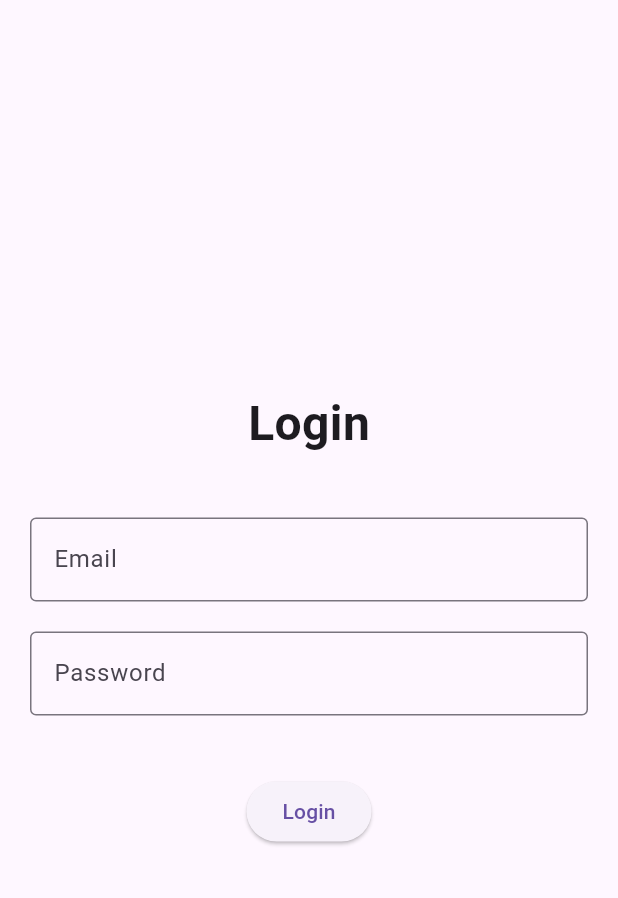
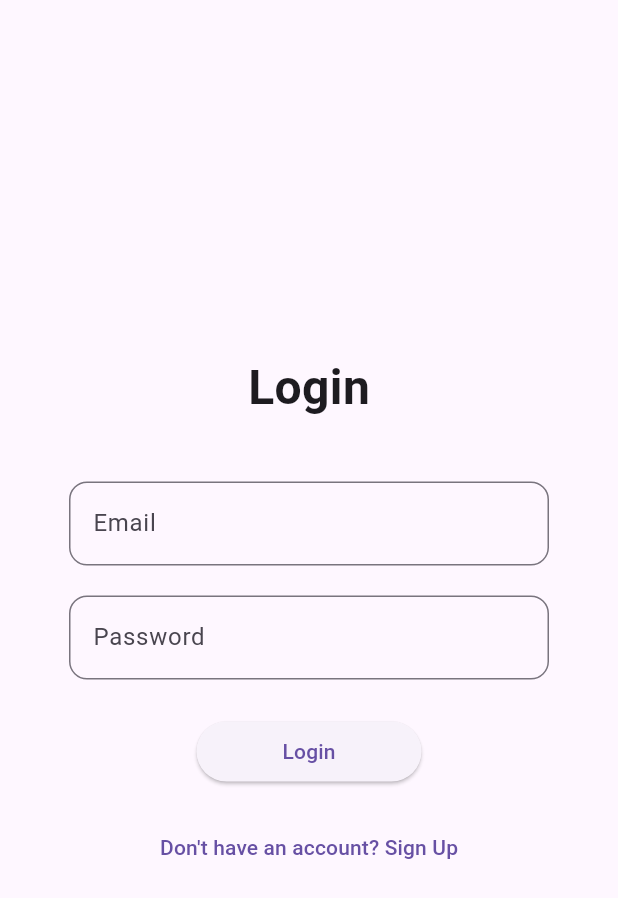
Before and after one commit to daryl-st/alta-mobile, a Flutter app: the screen it shows after launch, on a phone screen of 412 x 824 dp. Shown: the top 898 px of the screen. Run offline on Flutter 3.47's test engine with Material 3 defaults, Android fonts, the phone set to English and light mode, and no system bars.

Commit message:
Initialized Auth System

```diff
--- a/frontend/lib/main.dart
+++ b/frontend/lib/main.dart
@@ -1,5 +1,6 @@
 import 'package:flutter/material.dart';
-import 'pages/login.dart';
+import './presentation/screens/auth/login.dart';
+import './presentation/screens/auth/signup.dart';
 
 void main() {
   runApp(const MyApp());
@@ -12,7 +13,11 @@ class MyApp extends StatelessWidget {
   Widget build(BuildContext context) {
     return MaterialApp(
       debugShowCheckedModeBanner: false,
-      home: LoginPage(),
+      initialRoute: '/login',
+      routes: {
+        '/login': (_) => const Login(),
+        '/signup': (_) => const SignUp(),
+      },
     );
   }
 }
--- a/frontend/lib/pages/login.dart
+++ /dev/null
@@ -1,108 +0,0 @@
-import 'package:flutter/material.dart';
-import '../../service/auth_service.dart';
-
-class LoginPage extends StatefulWidget {
-  const LoginPage({super.key});
-
-  @override
-  State<LoginPage> createState() => _LoginPageState();
-}
-
-class _LoginPageState extends State<LoginPage> {
-  final TextEditingController emailController = TextEditingController();
-  final TextEditingController passwordController = TextEditingController();
-
-  bool isLoading = false;
-  String? errorMessage;
-
-  void handleLogin() async {
-    setState(() {
-      isLoading = true;
-      errorMessage = null;
-    });
-
-    try {
-      final response = await AuthService().login(
-        emailController.text.trim(),
-        passwordController.text.trim(),
-      );
-
-      print("LOGIN SUCCESS: $response");
-
-      // Example: Navigate or show success
-      ScaffoldMessenger.of(context).showSnackBar(
-        SnackBar(content: Text("Logged in successfully")),
-      );
-
-    } catch (e) {
-      setState(() {
-        errorMessage = e.toString();
-      });
-    }
-
-    setState(() {
-      isLoading = false;
-    });
-  }
-
-  @override
-  Widget build(BuildContext context) {
-    return Scaffold(
-      body: Padding(
-        padding: const EdgeInsets.all(20),
-        child: Center(
-          child: SingleChildScrollView(
-            child: Column(
-              mainAxisAlignment: MainAxisAlignment.center,
-              children: [
-                Text(
-                  "Login",
-                  style: TextStyle(fontSize: 32, fontWeight: FontWeight.bold),
-                ),
-                SizedBox(height: 40),
-
-                // Email Input
-                TextField(
-                  controller: emailController,
-                  decoration: InputDecoration(
-                    labelText: "Email",
-                    border: OutlineInputBorder(),
-                  ),
-                ),
-                SizedBox(height: 20),
-
-                // Password Input
-                TextField(
-                  controller: passwordController,
-                  obscureText: true,
-                  decoration: InputDecoration(
-                    labelText: "Password",
-                    border: OutlineInputBorder(),
-                  ),
-                ),
-                SizedBox(height: 20),
-
-                // Error message
-                if (errorMessage != null)
-                  Text(
-                    errorMessage!,
-                    style: TextStyle(color: Colors.red),
-                  ),
-
-                SizedBox(height: 20),
-
-                // Login Button
-                isLoading
-                    ? CircularProgressIndicator()
-                    : ElevatedButton(
-                        onPressed: handleLogin,
-                        child: Text("Login"),
-                      ),
-              ],
-            ),
-          ),
-        ),
-      ),
-    );
-  }
-}
--- /dev/null
+++ b/frontend/lib/presentation/screens/auth/login.dart
@@ -0,0 +1,106 @@
+import 'package:flutter/material.dart';
+
+class Login extends StatefulWidget {
+  const Login({super.key});
+
+  @override
+  State<Login> createState() => _LoginState();
+}
+
+class _LoginState extends State<Login> {
+  final _formKey = GlobalKey<FormState>();
+  final emailController = TextEditingController();
+  final passwordController = TextEditingController();
+
+  @override
+  Widget build(BuildContext context) {
+    return Scaffold(
+      body: Center(
+        child: Padding(
+          padding: const EdgeInsets.all(46.0),
+          child: Form(
+            key: _formKey,
+            child: Column(
+              mainAxisAlignment: MainAxisAlignment.center,
+              children: [
+                const Text(
+                  "Login",
+                  style: TextStyle(fontSize: 32, fontWeight: FontWeight.bold),
+                ),
+                const SizedBox(height: 40),
+
+                // Email
+                TextFormField(
+                  controller: emailController,
+                  decoration: InputDecoration(
+                    labelText: "Email",
+                    border: OutlineInputBorder(
+                      borderRadius: BorderRadius.circular(12)
+                    )
+                  ),
+                  validator: (value) {
+                    if (value == null || value.isEmpty) {
+                      return "Email is required";
+                    }
+                    if (!value.contains('@')) {
+                      return "Insert valid email";
+                    }
+
+                    return null;
+                  },
+                ),
+
+                const SizedBox(height: 20),
+
+                TextFormField(
+                  controller: passwordController,
+                  obscureText: true,
+                  decoration: InputDecoration(
+                    labelText: "Password",
+                    border: OutlineInputBorder(
+                      borderRadius: BorderRadius.circular(12),
+                    ),
+                  ),
+                  validator: (value) {
+                    if (value == null || value.isEmpty) {
+                      return "Password is required";
+                    }
+                    if (value.length < 6) {
+                      return "Minimum 6 characters";
+                    }
+                  },
+                ),
+
+                const SizedBox(height: 24),
+
+                SizedBox(
+                  width: 150,
+                  child: ElevatedButton(
+                    onPressed: () {
+                      bool isValid = _formKey.currentState!.validate();
+
+                      if (isValid) {
+                        print("Email: ${emailController.text}");
+                        print("Pass: ${passwordController.text}");
+                      }
+                    },
+                    child: const Text("Login"),
+                  ),
+                ),
+
+                const SizedBox(height: 16),
+
+                TextButton(
+                  onPressed: () {
+                    Navigator.pushNamed(context, '/signup');
+                  },
+                  child: const Text("Don't have an account? Sign Up"),
+                ),
+              ],
+            ),
+          ),
+        ),
+      ),
+    );
+  }
+}
--- a/frontend/pubspec.yaml
+++ b/frontend/pubspec.yaml
@@ -36,6 +36,11 @@ dependencies:
   # The following adds the Cupertino Icons font to your application.
   # Use with the CupertinoIcons class for iOS style icons.
   cupertino_icons: ^1.0.8
+  go_router: ^17.0.0
+  flutter_riverpod: ^3.0.3
+  dio: ^5.9.0
+  shared_preferences: ^2.5.3
+  flutter_secure_storage: ^9.2.4
 
 dev_dependencies:
   flutter_test:
```
Also changed, not shown: frontend/lib/presentation/screens/auth/signup.dart (added, +114 -0 lines), frontend/lib/service/auth_service.dart (deleted, +0 -25 lines), 5 other files.
